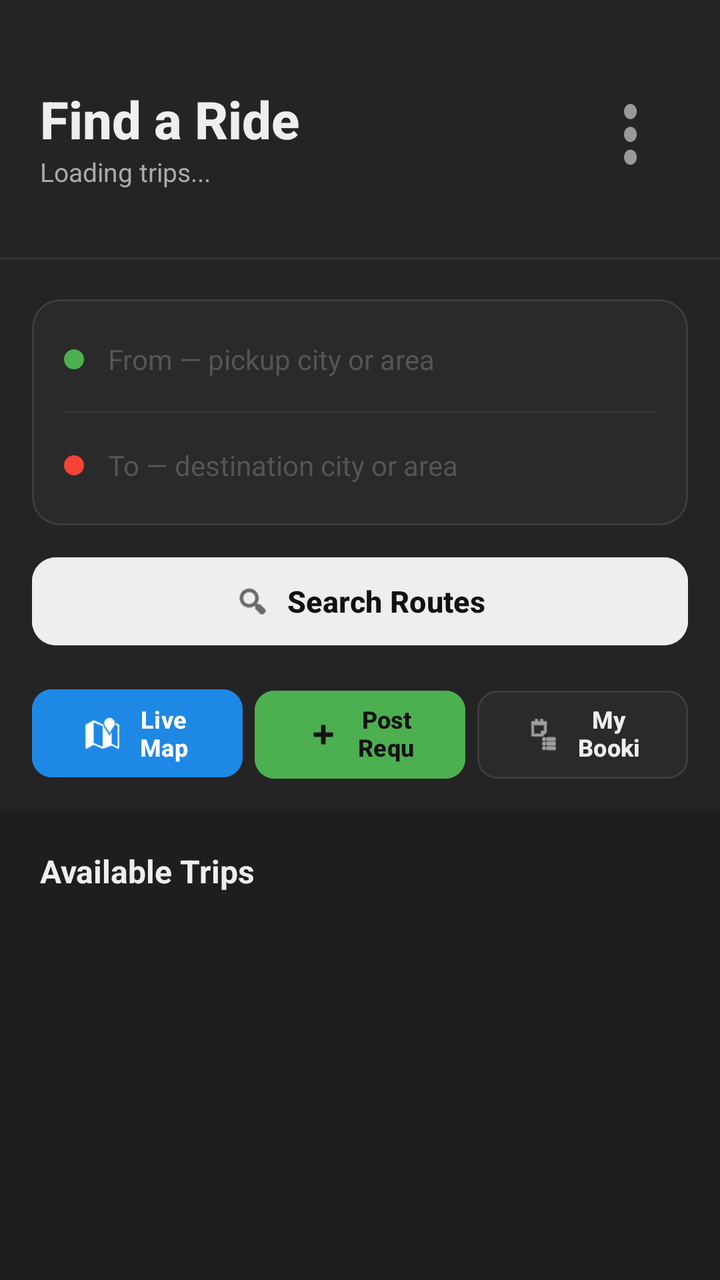
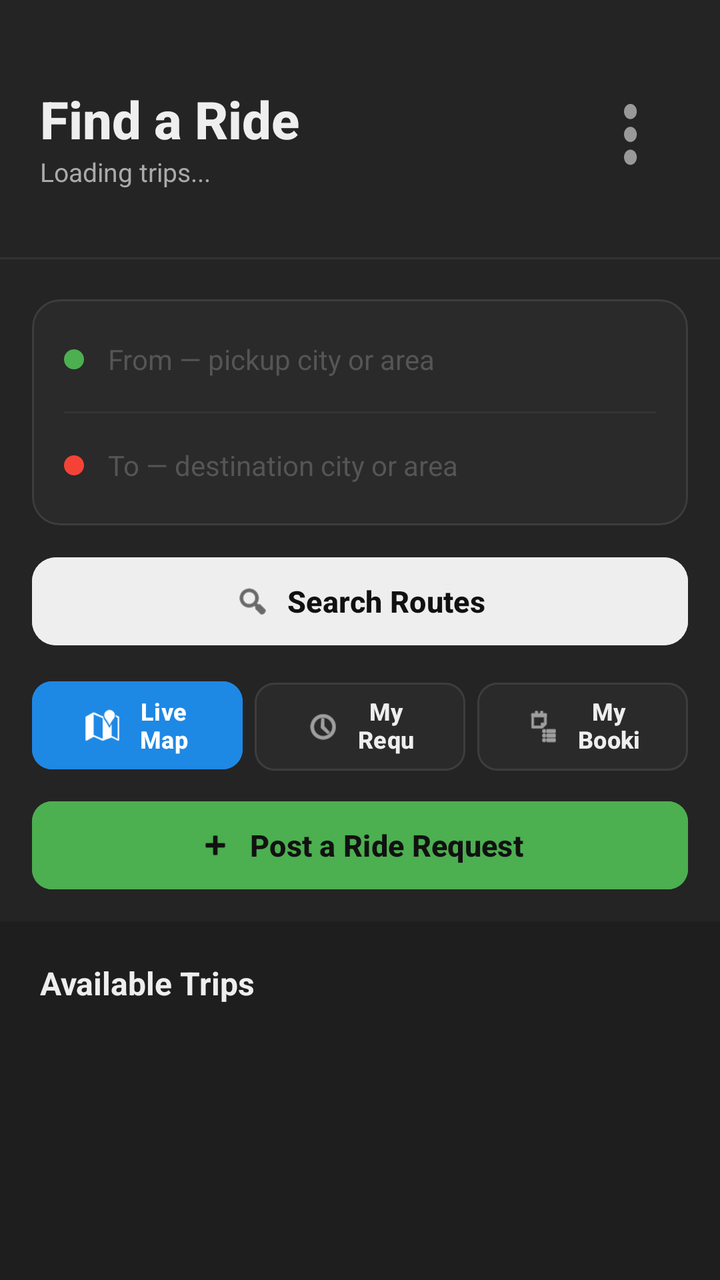

Screens rendered from an Android XML layout before and after an edit, with the pre-edit source and the edit as a unified diff.
<!-- AndroidManifest.xml: application theme Theme.MyWay -->
<!-- res/layout/activity_passenger_home.xml -->
<?xml version="1.0" encoding="utf-8"?>
<LinearLayout
    xmlns:android="http://schemas.android.com/apk/res/android"
    xmlns:app="http://schemas.android.com/apk/res-auto"
    android:layout_width="match_parent"
    android:layout_height="match_parent"
    android:orientation="vertical"
    android:background="@color/colorBackground">

    <RelativeLayout
        android:layout_width="match_parent"
        android:layout_height="wrap_content"
        android:background="@color/colorTopBar"
        android:paddingHorizontal="20dp"
        android:paddingTop="48dp"
        android:paddingBottom="20dp">

        <LinearLayout
            android:layout_width="wrap_content"
            android:layout_height="wrap_content"
            android:orientation="vertical"
            android:layout_centerVertical="true">

            <TextView
                android:layout_width="wrap_content"
                android:layout_height="wrap_content"
                android:text="Find a Ride"
                android:textSize="26sp"
                android:textStyle="bold"
                android:textColor="@color/colorPrimaryText"
                android:fontFamily="sans-serif-medium"
                android:layout_marginTop="8dp"/>

            <TextView
                android:layout_width="wrap_content"
                android:layout_height="wrap_content"
                android:id="@+id/tvTripCount"
                android:text="Loading trips..."
                android:textSize="13sp"
                android:textColor="@color/colorSecondaryText"/>

        </LinearLayout>

        <ImageButton
            android:id="@+id/btnMore"
            android:layout_width="48dp"
            android:layout_height="48dp"
            android:layout_alignParentEnd="true"
            android:layout_centerVertical="true"
            android:background="?attr/selectableItemBackgroundBorderless"
            android:contentDescription="More options"
            android:src="@drawable/ic_more_vert"/>

    </RelativeLayout>

    <View
        android:layout_width="match_parent"
        android:layout_height="1dp"
        android:background="@color/colorTopBarDivider"/>

    <androidx.core.widget.NestedScrollView
        android:layout_width="match_parent"
        android:layout_height="match_parent">

        <LinearLayout
            android:layout_width="match_parent"
            android:layout_height="wrap_content"
            android:orientation="vertical">

            <LinearLayout
                android:layout_width="match_parent"
                android:layout_height="wrap_content"
                android:orientation="vertical"
                android:paddingHorizontal="16dp"
                android:paddingTop="20dp"
                android:paddingBottom="12dp"
                android:background="@color/colorTopBar">

                <com.google.android.material.card.MaterialCardView
                    android:layout_width="match_parent"
                    android:layout_height="wrap_content"
                    android:layout_marginBottom="12dp"
                    app:cardCornerRadius="14dp"
                    app:cardElevation="0dp"
                    app:strokeColor="@color/colorCardBorder"
                    app:strokeWidth="1dp"
                    app:cardBackgroundColor="@color/colorCard">

                    <LinearLayout
                        android:layout_width="match_parent"
                        android:layout_height="wrap_content"
                        android:orientation="vertical"
                        android:padding="4dp">

                        <LinearLayout
                            android:layout_width="match_parent"
                            android:layout_height="52dp"
                            android:orientation="horizontal"
                            android:gravity="center_vertical"
                            android:paddingHorizontal="12dp">

                            <View
                                android:layout_width="10dp"
                                android:layout_height="10dp"
                                android:background="@drawable/circle_green"
                                android:layout_marginEnd="12dp"/>

                            <EditText
                                android:id="@+id/etSearchFrom"
                                android:layout_width="0dp"
                                android:layout_height="match_parent"
                                android:layout_weight="1"
                                android:background="@null"
                                android:hint="From — pickup city or area"
                                android:textColorHint="@color/colorHintStrong"
                                android:textColor="@color/colorPrimaryText"
                                android:textSize="14sp"
                                android:maxLines="1"
                                android:inputType="textCapWords"/>

                        </LinearLayout>

                        <View
                            android:layout_width="match_parent"
                            android:layout_height="1dp"
                            android:background="@color/colorDivider"
                            android:layout_marginHorizontal="12dp"/>

                        <LinearLayout
                            android:layout_width="match_parent"
                            android:layout_height="52dp"
                            android:orientation="horizontal"
                            android:gravity="center_vertical"
                            android:paddingHorizontal="12dp">

                            <View
                                android:layout_width="10dp"
                                android:layout_height="10dp"
                                android:background="@drawable/circle_red"
                                android:layout_marginEnd="12dp"/>

                            <EditText
                                android:id="@+id/etSearchTo"
                                android:layout_width="0dp"
                                android:layout_height="match_parent"
                                android:layout_weight="1"
                                android:background="@null"
                                android:hint="To — destination city or area"
                                android:textColorHint="@color/colorHintStrong"
                                android:textColor="@color/colorPrimaryText"
                                android:textSize="14sp"
                                android:maxLines="1"
                                android:inputType="textCapWords"/>

                        </LinearLayout>

                    </LinearLayout>

                </com.google.android.material.card.MaterialCardView>

                <com.google.android.material.button.MaterialButton
                    android:id="@+id/btnSearch"
                    android:layout_width="match_parent"
                    android:layout_height="52dp"
                    android:text="Search Routes"
                    android:textSize="15sp"
                    android:textStyle="bold"
                    android:textAllCaps="false"
                    app:cornerRadius="12dp"
                    app:icon="@android:drawable/ic_menu_search"
                    app:iconGravity="textStart"
                    app:iconTint="@color/colorButtonText"
                    android:backgroundTint="@color/colorButton"
                    android:textColor="@color/colorButtonText"
                    android:layout_marginBottom="14dp"/>

                <LinearLayout
                    android:layout_width="match_parent"
                    android:layout_height="wrap_content"
                    android:orientation="horizontal">

                    <com.google.android.material.button.MaterialButton
                        android:id="@+id/btnOpenMap"
                        android:layout_width="0dp"
                        android:layout_height="52dp"
                        android:layout_weight="1"
                        android:layout_marginEnd="6dp"
                        android:text="Live Map"
                        android:textSize="12sp"
                        android:textStyle="bold"
                        android:textAllCaps="false"
                        app:cornerRadius="10dp"
                        app:icon="@android:drawable/ic_dialog_map"
                        app:iconGravity="textStart"
                        app:iconTint="#FFFFFF"
                        android:backgroundTint="@color/colorMapButton"
                        android:textColor="#FFFFFF"/>

                    <com.google.android.material.button.MaterialButton
                        android:id="@+id/btnPostRequest"
                        android:layout_width="0dp"
                        android:layout_height="52dp"
                        android:layout_weight="1"
                        android:layout_marginEnd="6dp"
                        android:text="Post Request"
                        android:textSize="12sp"
                        android:textStyle="bold"
                        android:textAllCaps="false"
                        app:cornerRadius="10dp"
                        app:icon="@android:drawable/ic_input_add"
                        app:iconGravity="textStart"
                        app:iconTint="#111111"
                        android:backgroundTint="#4CAF50"
                        android:textColor="#111111"/>

                    <com.google.android.material.button.MaterialButton
                        android:id="@+id/btnMyBookings"
                        android:layout_width="0dp"
                        android:layout_height="52dp"
                        android:layout_weight="1"
                        android:text="My Bookings"
                        android:textSize="12sp"
                        android:textStyle="bold"
                        android:textAllCaps="false"
                        app:cornerRadius="10dp"
                        app:icon="@android:drawable/ic_menu_agenda"
                        app:iconGravity="textStart"
                        app:iconTint="@color/colorPrimaryText"
                        android:backgroundTint="@color/colorSurface"
                        android:textColor="@color/colorPrimaryText"
                        app:strokeColor="@color/colorCardBorder"
                        app:strokeWidth="1dp"/>

                </LinearLayout>

            </LinearLayout>

            <TextView
                android:id="@+id/tvSectionTitle"
                android:layout_width="wrap_content"
                android:layout_height="wrap_content"
                android:text="Available Trips"
                android:textSize="16sp"
                android:textStyle="bold"
                android:textColor="@color/colorPrimaryText"
                android:paddingHorizontal="20dp"
                android:paddingTop="20dp"
                android:paddingBottom="4dp"/>

            <TextView
                android:id="@+id/tvEmptyTrips"
                android:layout_width="match_parent"
                android:layout_height="wrap_content"
                android:text="No trips found for this route."
                android:textColor="@color/colorSecondaryText"
                android:textSize="14sp"
                android:gravity="center"
                android:padding="48dp"
                android:visibility="gone"/>

            <ProgressBar
                android:id="@+id/progressTrips"
                android:layout_width="48dp"
                android:layout_height="48dp"
                android:layout_gravity="center_horizontal"
                android:layout_marginTop="48dp"
                android:indeterminateTint="@color/colorButton"
                android:visibility="gone"/>

            <androidx.recyclerview.widget.RecyclerView
                android:id="@+id/recyclerViewTrips"
                android:layout_width="match_parent"
                android:layout_height="wrap_content"
                android:paddingBottom="24dp"
                android:nestedScrollingEnabled="false"/>

        </LinearLayout>

    </androidx.core.widget.NestedScrollView>

</LinearLayout>
<!-- resources referenced by this layout -->
<resources>
  <color name="colorBackground">#1E1E1E</color>
  <color name="colorButton">#EEEEEE</color>
  <color name="colorButtonText">#111111</color>
  <color name="colorCard">#2A2A2A</color>
  <color name="colorCardBorder">#3D3D3D</color>
  <color name="colorDivider">#333333</color>
  <color name="colorHintStrong">#555555</color>
  <color name="colorMapButton">#1E88E5</color>
  <color name="colorPrimaryText">#EEEEEE</color>
  <color name="colorSecondaryText">#AAAAAA</color>
  <color name="colorSurface">#2A2A2A</color>
  <color name="colorTopBar">#242424</color>
  <color name="colorTopBarDivider">#333333</color>
  <!-- drawable circle_green (drawable) -->
  <?xml version="1.0" encoding="utf-8"?>
  <shape xmlns:android="http://schemas.android.com/apk/res/android"
      android:shape="oval">
      <solid android:color="#4CAF50"/>
  </shape>
  <!-- drawable circle_red (drawable) -->
  <?xml version="1.0" encoding="utf-8"?>
  <shape xmlns:android="http://schemas.android.com/apk/res/android"
      android:shape="oval">
      <solid android:color="#F44336"/>
  </shape>
  <!-- drawable ic_more_vert (drawable) -->
  <vector xmlns:android="http://schemas.android.com/apk/res/android"
      android:width="40dp"
      android:height="40dp"
      android:viewportWidth="25"
      android:viewportHeight="21">
      <path
          android:fillColor="#999999"
          android:pathData="M12,8c1.1,0 2,-0.9 2,-2s-0.9,-2 -2,-2 -2,0.9 -2,2 0.9,2 2,2zM12,10c-1.1,0 -2,0.9 -2,2s0.9,2 2,2 2,-0.9 2,-2 -0.9,-2 -2,-2zM12,16c-1.1,0 -2,0.9 -2,2s0.9,2 2,2 2,-0.9 2,-2 -0.9,-2 -2,-2z"/>
  </vector>
  <style name="Theme.MyWay" parent="Theme.Material3.DayNight.NoActionBar">
      </style>
</resources>

<!-- the commit's change to res/layout/activity_passenger_home.xml (unified diff, before → after) -->
@@ -32,9 +32,9 @@
                 android:layout_marginTop="8dp"/>
 
             <TextView
+                android:id="@+id/tvTripCount"
                 android:layout_width="wrap_content"
                 android:layout_height="wrap_content"
-                android:id="@+id/tvTripCount"
                 android:text="Loading trips..."
                 android:textSize="13sp"
                 android:textColor="@color/colorSecondaryText"/>
@@ -105,7 +105,7 @@
                                 android:background="@drawable/circle_green"
                                 android:layout_marginEnd="12dp"/>
 
-                            <EditText
+                            <AutoCompleteTextView
                                 android:id="@+id/etSearchFrom"
                                 android:layout_width="0dp"
                                 android:layout_height="match_parent"
@@ -116,7 +116,11 @@
                                 android:textColor="@color/colorPrimaryText"
                                 android:textSize="14sp"
                                 android:maxLines="1"
-                                android:inputType="textCapWords"/>
+                                android:inputType="textCapWords"
+                                android:completionThreshold="1"
+                                android:dropDownVerticalOffset="4dp"
+                                android:popupBackground="@color/colorSurface"
+                                android:dropDownWidth="match_parent"/>
 
                         </LinearLayout>
 
@@ -139,7 +143,7 @@
                                 android:background="@drawable/circle_red"
                                 android:layout_marginEnd="12dp"/>
 
-                            <EditText
+                            <AutoCompleteTextView
                                 android:id="@+id/etSearchTo"
                                 android:layout_width="0dp"
                                 android:layout_height="match_parent"
@@ -150,7 +154,11 @@
                                 android:textColor="@color/colorPrimaryText"
                                 android:textSize="14sp"
                                 android:maxLines="1"
-                                android:inputType="textCapWords"/>
+                                android:inputType="textCapWords"
+                                android:completionThreshold="1"
+                                android:dropDownVerticalOffset="4dp"
+                                android:popupBackground="@color/colorSurface"
+                                android:dropDownWidth="match_parent"/>
 
                         </LinearLayout>
 
@@ -172,12 +180,14 @@
                     app:iconTint="@color/colorButtonText"
                     android:backgroundTint="@color/colorButton"
                     android:textColor="@color/colorButtonText"
-                    android:layout_marginBottom="14dp"/>
-
+                    android:layout_marginBottom="10dp"/>
+
+                
                 <LinearLayout
                     android:layout_width="match_parent"
                     android:layout_height="wrap_content"
-                    android:orientation="horizontal">
+                    android:orientation="horizontal"
+                    android:layout_marginBottom="8dp">
 
                     <com.google.android.material.button.MaterialButton
                         android:id="@+id/btnOpenMap"
@@ -197,21 +207,23 @@
                         android:textColor="#FFFFFF"/>
 
                     <com.google.android.material.button.MaterialButton
-                        android:id="@+id/btnPostRequest"
+                        android:id="@+id/btnMyRequests"
                         android:layout_width="0dp"
                         android:layout_height="52dp"
                         android:layout_weight="1"
                         android:layout_marginEnd="6dp"
-                        android:text="Post Request"
+                        android:text="My Requests"
                         android:textSize="12sp"
                         android:textStyle="bold"
                         android:textAllCaps="false"
                         app:cornerRadius="10dp"
-                        app:icon="@android:drawable/ic_input_add"
+                        app:icon="@android:drawable/ic_menu_recent_history"
                         app:iconGravity="textStart"
-                        app:iconTint="#111111"
-                        android:backgroundTint="#4CAF50"
-                        android:textColor="#111111"/>
+                        app:iconTint="@color/colorPrimaryText"
+                        android:backgroundTint="@color/colorSurface"
+                        android:textColor="@color/colorPrimaryText"
+                        app:strokeColor="@color/colorCardBorder"
+                        app:strokeWidth="1dp"/>
 
                     <com.google.android.material.button.MaterialButton
                         android:id="@+id/btnMyBookings"
@@ -233,6 +245,22 @@
 
                 </LinearLayout>
 
+                
+                <com.google.android.material.button.MaterialButton
+                    android:id="@+id/btnPostRequest"
+                    android:layout_width="match_parent"
+                    android:layout_height="52dp"
+                    android:text="Post a Ride Request"
+                    android:textSize="15sp"
+                    android:textStyle="bold"
+                    android:textAllCaps="false"
+                    app:cornerRadius="10dp"
+                    app:icon="@android:drawable/ic_input_add"
+                    app:iconGravity="textStart"
+                    app:iconTint="#111111"
+                    android:backgroundTint="#4CAF50"
+                    android:textColor="#111111"/>
+
             </LinearLayout>
 
             <TextView
